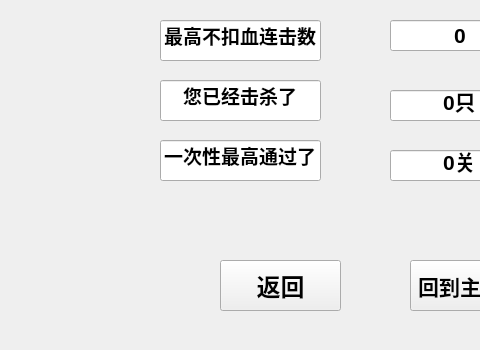
First picture: the form in For_Our_Red_King/mainwindow.ui, repository Scholarpei/SCUT-For_our_red_king, before the edit; both pictures show x 150 to 630 and y 250 to 600 of the 800 by 600 pixel window.
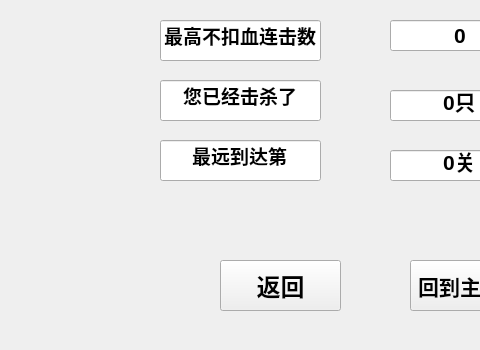
Second picture: the form after the edit. Icons and pictures are not drawn.

Commit message: 修复统计的bug

Diff of the .ui file:
```diff
--- a/For_Our_Red_King/mainwindow.ui
+++ b/For_Our_Red_King/mainwindow.ui
@@ -102,7 +102,7 @@
       <string notr="true">border-image: url();</string>
      </property>
      <property name="text">
-      <string>一次性最高通过了</string>
+      <string>最远到达第</string>
      </property>
      <property name="alignment">
       <set>Qt::AlignCenter</set>
```
The commit also changes 2 other files.
